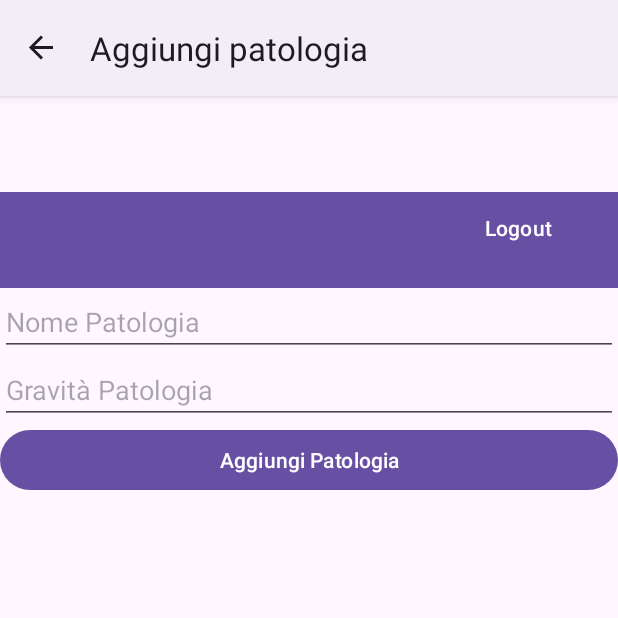
After one commit to France9928/sms23246, an Android app: the AggiungiPatologiaFragment screen opened through its navigation route, on a phone screen of 412 x 824 dp, the top half of it. The commit adds this screen. Run offline under Robolectric (Android 15) with nearby library versions, the phone set to English and light mode, and no system bars; our stand-ins replace Firebase (no records; nobody signed in at launch, a user with empty details on screens opened directly), navigation-ui; 1 statement that could not run was skipped.

Commit message:
aggiunta pulsanti aggiungi patologia e logica legata ad essi + correzione visualizzazione fragment cassetta attrezzi

```diff
--- a/app/src/main/java/it/uniba/dib/sms23246/operatorActivity.java
+++ b/app/src/main/java/it/uniba/dib/sms23246/operatorActivity.java
@@ -34,9 +34,7 @@ public class operatorActivity extends AppCompatActivity {
             finish();
         });
 
-        getSupportFragmentManager().beginTransaction()
-                .replace(R.id.fragmentContainer, new CassettaAttrezzi())
-                .commit();
+
         BottomNavigationView navView2 = findViewById(R.id.nav_view2);
         AppBarConfiguration appBarConfiguration = new AppBarConfiguration.Builder(
                 R.id.navigation_gestioneUtenti, R.id.navigation_datiOperatore, R.id.navigation_cassettaAttrezzi, R.id.navigation_sensori)
--- /dev/null
+++ b/app/src/main/java/it/uniba/dib/sms23246/ui/gestioneUtenti/AggiungiPatologiaFragment.java
@@ -0,0 +1,61 @@
+package it.uniba.dib.sms23246.ui.gestioneUtenti;
+
+import android.annotation.SuppressLint;
+import android.os.Bundle;
+
+import androidx.appcompat.app.AppCompatActivity;
+import androidx.fragment.app.Fragment;
+
+import android.view.LayoutInflater;
+import android.view.View;
+import android.view.ViewGroup;
+import android.widget.Button;
+import android.widget.EditText;
+import android.widget.Toolbar;
+
+import com.google.android.material.bottomnavigation.BottomNavigationView;
+
+import it.uniba.dib.sms23246.R;
+
+public class AggiungiPatologiaFragment extends Fragment {
+    // ...
+
+    @Override
+    public View onCreateView(LayoutInflater inflater, ViewGroup container, Bundle savedInstanceState) {
+        View root = inflater.inflate(R.layout.fragment_aggiungi_patologia, container, false);
+
+        // Verifica se la BottomNavigationView è presente nel layout
+        BottomNavigationView bottomNavigationView = getActivity().findViewById(R.id.nav_view2);
+        if (bottomNavigationView != null) {
+            // Nascondi la BottomNavigationView
+            bottomNavigationView.setVisibility(View.GONE);
+        }
+
+        // All'interno del tuo Fragment
+        @SuppressLint({"MissingInflatedId", "LocalSuppress"}) androidx.appcompat.widget.Toolbar toolbar = root.findViewById(R.id.toolbar);
+        ((AppCompatActivity) requireActivity()).setSupportActionBar(toolbar);
+        // Abilita il pulsante indietro
+        ((AppCompatActivity) requireActivity()).getSupportActionBar().setDisplayHomeAsUpEnabled(true);
+
+        // Recupera l'ID dell'utente dall'argomento o da un altro modo
+        //String userId = getArguments().getString("userId");
+
+        // Inizializza gli EditText e il pulsante per l'aggiunta della patologia
+        EditText nomePatologiaEditText = root.findViewById(R.id.nomePatologiaEditText);
+        EditText gravitaPatologiaEditText = root.findViewById(R.id.gravitaPatologiaEditText);
+        Button aggiungiPatologiaButton = root.findViewById(R.id.aggiungiPatologiaButton);
+
+        aggiungiPatologiaButton.setOnClickListener(new View.OnClickListener() {
+            @Override
+            public void onClick(View v) {
+                // Questo verrà eseguito quando il pulsante viene cliccato
+                String nomePatologia = nomePatologiaEditText.getText().toString();
+                String gravitaPatologia = gravitaPatologiaEditText.getText().toString();
+
+                // Fai qualcosa con i valori
+            }
+        });
+
+        return root;
+    }
+}
--- a/app/src/main/java/it/uniba/dib/sms23246/ui/gestioneUtenti/UtentiAdapter.java
+++ b/app/src/main/java/it/uniba/dib/sms23246/ui/gestioneUtenti/UtentiAdapter.java
@@ -1,11 +1,19 @@
 package it.uniba.dib.sms23246.ui.gestioneUtenti;
 
+import android.app.Activity;
+import android.content.Context;
+import android.util.Log;
 import android.view.LayoutInflater;
 import android.view.View;
 import android.view.ViewGroup;
+import android.widget.Button;
 import android.widget.TextView;
 
 import androidx.annotation.NonNull;
+import androidx.fragment.app.Fragment;
+import androidx.fragment.app.FragmentActivity;
+import androidx.navigation.NavController;
+import androidx.navigation.Navigation;
 import androidx.recyclerview.widget.RecyclerView;
 
 import com.google.firebase.firestore.auth.User;
@@ -18,6 +26,11 @@ import it.uniba.dib.sms23246.R;
 public class UtentiAdapter extends RecyclerView.Adapter<UtentiAdapter.UtenteViewHolder> {
 
     private List<Utente> utenti = new ArrayList<>();
+    private Context context;
+    public UtentiAdapter(Context context) {
+        this.context = context;
+    }
+
 
     public void setUtenti(List<Utente> utenti) {
         this.utenti = utenti;
@@ -35,6 +48,15 @@ public class UtentiAdapter extends RecyclerView.Adapter<UtentiAdapter.UtenteView
     public void onBindViewHolder(@NonNull UtenteViewHolder holder, int position) {
         Utente utente = utenti.get(position);
         holder.bind(utente);
+
+        // Aggiungi un listener per il clic del pulsante
+        holder.btnAddPatologia.setOnClickListener(view -> {
+            // Ottieni il NavController dal FragmentActivity
+            NavController navController = Navigation.findNavController((Activity) context, R.id.nav_host_fragment_activity_operator);
+
+            // Naviga verso il fragmentWithoutNavBar
+            navController.navigate(R.id.action_gestioneUtenti_to_aggiungiPatologia);
+        });
     }
 
     @Override
@@ -44,10 +66,12 @@ public class UtentiAdapter extends RecyclerView.Adapter<UtentiAdapter.UtenteView
 
     static class UtenteViewHolder extends RecyclerView.ViewHolder {
         private TextView nomeCognomeTextView;
+        private Button btnAddPatologia;
 
         public UtenteViewHolder(@NonNull View itemView) {
             super(itemView);
             nomeCognomeTextView = itemView.findViewById(R.id.user);
+            btnAddPatologia = itemView.findViewById(R.id.btnAddPatologia);
         }
 
         public void bind(Utente user) {
--- /dev/null
+++ b/app/src/main/res/layout/fragment_aggiungi_patologia.xml
@@ -0,0 +1,38 @@
+<?xml version="1.0" encoding="utf-8"?>
+<LinearLayout xmlns:android="http://schemas.android.com/apk/res/android"
+    xmlns:tools="http://schemas.android.com/tools"
+    android:layout_width="match_parent"
+    android:layout_height="match_parent"
+    android:orientation="vertical"
+    tools:context=".ui.gestioneUtenti.AggiungiPatologiaFragment">
+
+    <!-- Aggiunta della Toolbar -->
+    <androidx.appcompat.widget.Toolbar
+        android:id="@+id/toolbar"
+        android:layout_width="match_parent"
+        android:layout_height="?attr/actionBarSize"
+        android:background="?attr/colorPrimary"
+        android:elevation="4dp"
+        android:theme="@style/ThemeOverlay.AppCompat.ActionBar" />
+
+    <EditText
+        android:id="@+id/nomePatologiaEditText"
+        android:layout_width="match_parent"
+        android:layout_height="wrap_content"
+        android:hint="Nome Patologia"
+        android:inputType="text"/>
+
+    <EditText
+        android:id="@+id/gravitaPatologiaEditText"
+        android:layout_width="match_parent"
+        android:layout_height="wrap_content"
+        android:hint="Gravità Patologia"
+        android:inputType="numberDecimal"/>
+
+    <Button
+        android:id="@+id/aggiungiPatologiaButton"
+        android:layout_width="match_parent"
+        android:layout_height="wrap_content"
+        android:text="Aggiungi Patologia"/>
+
+</LinearLayout>
--- a/app/src/main/res/layout/item_user.xml
+++ b/app/src/main/res/layout/item_user.xml
@@ -12,4 +12,10 @@
         android:textSize="18sp"
         android:textStyle="bold" />
 
+    <Button
+        android:id="@+id/btnAddPatologia"
+        android:layout_width="wrap_content"
+        android:layout_height="wrap_content"
+        android:text="Aggiungi Patologia" />
+
 </LinearLayout>
--- a/app/src/main/res/navigation/mobile_navigation2.xml
+++ b/app/src/main/res/navigation/mobile_navigation2.xml
@@ -21,10 +21,20 @@
         android:id="@+id/navigation_cassettaAttrezzi"
         android:name="it.uniba.dib.sms23246.ui.cassettaAttrezzi.CassettaAttrezzi"
         android:label="@string/title_cassettaAttrezzi"
-        tools:layout="@layout/fragment_login" />
+        tools:layout="@layout/fragment_cassetta_attrezzi" />
     <fragment
         android:id="@+id/navigation_sensori"
         android:name="it.uniba.dib.sms23246.ui.sensori.Sensori"
         android:label="@string/title_sensori"
         tools:layout="@layout/fragment_sensori" />
+    <!-- Aggiungi un'azione per navigare da navigation_gestioneUtenti a aggiungiPatologia -->
+    <action
+        android:id="@+id/action_gestioneUtenti_to_aggiungiPatologia"
+        app:destination="@id/aggiungiPatologiaFragment" />
+
+    <fragment
+        android:id="@+id/aggiungiPatologiaFragment"
+        android:name="it.uniba.dib.sms23246.ui.gestioneUtenti.AggiungiPatologiaFragment"
+        android:label="@string/title_aggiungiPatologia"
+        tools:layout="@layout/fragment_aggiungi_patologia" />
 </navigation>
--- /dev/null
+++ b/app/src/main/res/values/ids.xml
@@ -0,0 +1,4 @@
+<?xml version="1.0" encoding="utf-8"?>
+<resources>
+    <item name="fragment_aggiungi_patologia" type="id" />
+</resources>
--- a/app/src/main/res/values/strings.xml
+++ b/app/src/main/res/values/strings.xml
@@ -34,4 +34,5 @@
     <string name="condivisione_dati">Condivisione Dati</string>
     <string name="title_sensori">Sensori</string>
     <string name="title_cassettaAttrezzi">Cassetta Attrezzi</string>
+    <string name="title_aggiungiPatologia">Aggiungi patologia</string>
 </resources>
```
Also changed, not shown: app/src/main/java/it/uniba/dib/sms23246/ui/gestioneUtenti/GestioneUtentiFragment.java (+17 -1 lines).
